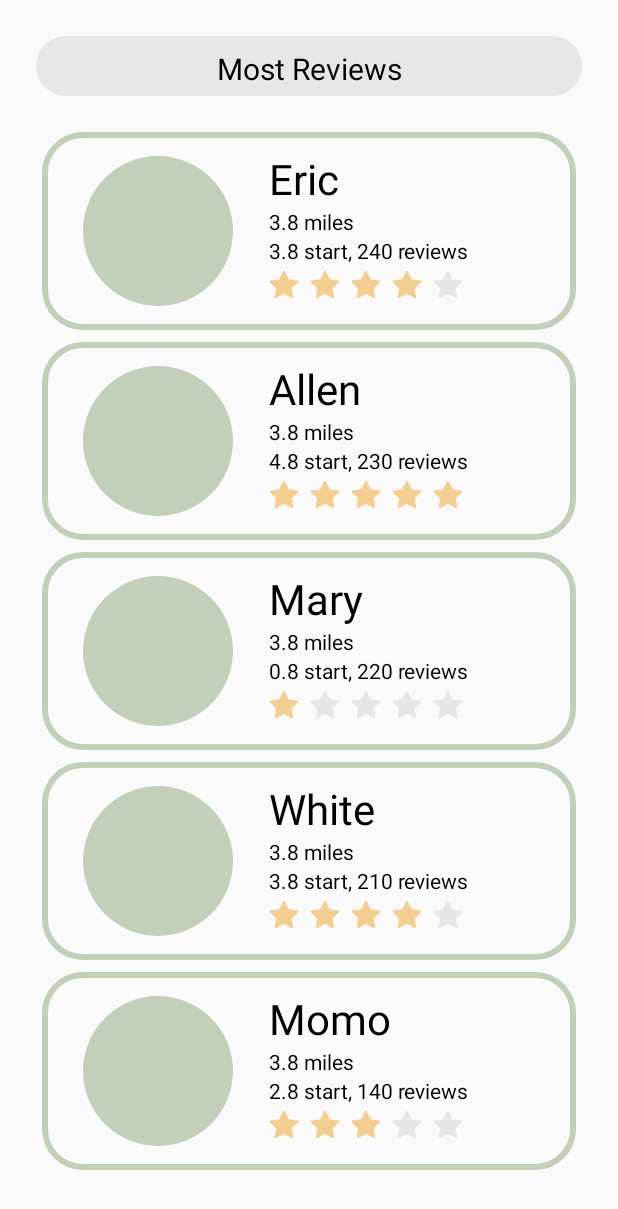
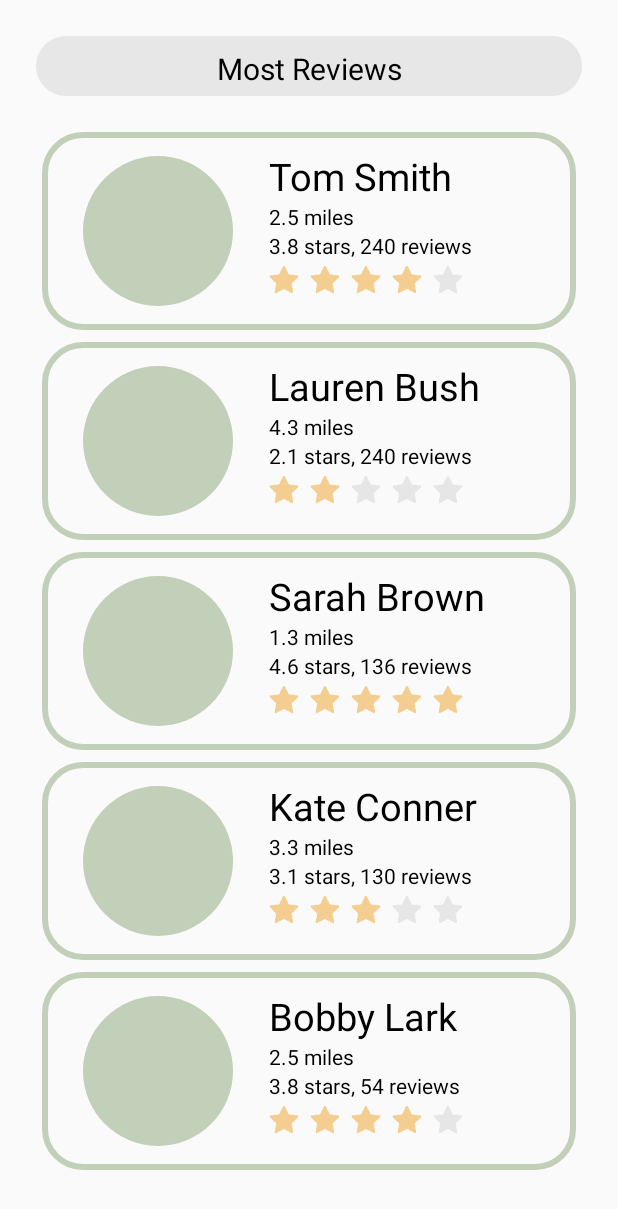
Before and after one commit to cardinalblue/PetPal, an Android app: the screen it shows after launch (MainActivity), after a tap on "Pet Owner", on a phone screen of 412 x 824 dp. Shown: the top 1209 px of the screen. Run offline under Robolectric (Android 15) with nearby library versions, the phone set to English and light mode, and no system bars; our stand-ins replace CircleImageView; Roboto replaces fonts that are not available here.

Commit message:
add sitter details

```diff
--- a/app/src/main/java/com/cardianlblue/petpal/Sitter.kt
+++ b/app/src/main/java/com/cardianlblue/petpal/Sitter.kt
@@ -1,3 +1,3 @@
 package com.cardianlblue.petpal
 
-class Sitter(val name: String, val distance: Float, val stars: Float, val reviews: Int)
+class Sitter(val name: String, val distance: Float, val stars: Float, val reviews: Int, val location: String, val bio: String, val review: String?=null)
--- a/app/src/main/java/com/cardianlblue/petpal/SitterAdapter.kt
+++ b/app/src/main/java/com/cardianlblue/petpal/SitterAdapter.kt
@@ -26,10 +26,10 @@ class SitterAdapter : RecyclerView.Adapter<SitterViewHolder>() {
         with(viewHolder) {
             textName.text = sitter.name
             textDistance.text = "${sitter.distance} miles"
-            textStar.text = "${sitter.stars} start, ${sitter.reviews} reviews"
+            textStar.text = "${sitter.stars} stars, ${sitter.reviews} reviews"
 
             for (s in 0..4) {
-                if (sitter.stars > s) {
+                if (sitter.stars > s + 0.5) {
                     imageArray[s].setImageResource(R.drawable.star_gold)
                 } else {
                     imageArray[s].setImageResource(R.drawable.star_silver)
--- a/app/src/main/java/com/cardianlblue/petpal/SitterRepository.kt
+++ b/app/src/main/java/com/cardianlblue/petpal/SitterRepository.kt
@@ -3,11 +3,11 @@ package com.cardianlblue.petpal
 class SitterRepository() {
 
     private val sitters = listOf(
-        Sitter("Eric", 3.8F, 3.8F, 240),
-        Sitter("Allen", 3.8F, 4.8F, 230),
-        Sitter("Mary", 3.8F, 0.8F, 220),
-        Sitter("White",3.8F, 3.8F, 210),
-        Sitter("Momo", 3.8F, 2.8F, 140)
+        Sitter("Tom Smith", 2.5F, 3.8F, 240,"Upper East Side, New York", "They call me the \"Dog Father\", I speak fluent dog language!", "“Sparky loved hanging out with Tom!” They had an amazing day at Central Park chasing squirrels.”"),
+        Sitter("Kate Conner", 3.3F, 3.1F, 130, "Upper West Side, New York ", "I can teach your dog many tricks, such as hand shake and play dead!"),
+        Sitter("Sarah Brown", 1.3F, 4.6F, 136, "Union Square, New York", "I was born to take care of dogs! They are my best friends :)"),
+        Sitter("Lauren Bush",4.3F, 2.1F, 240, "Brooklyn, New York", "Puppies love me"),
+        Sitter("Bobby Lark", 2.5F, 3.8F, 54, "Union Square, New York", "I will make sure your dog is well fed!")
     )
 
     fun getSitters(): List<Sitter> {
--- a/app/src/main/res/layout/item_sitter.xml
+++ b/app/src/main/res/layout/item_sitter.xml
@@ -22,7 +22,7 @@
     <TextView
             android:text="John"
             android:layout_marginStart="24dp"
-            android:textSize="28sp"
+            android:textSize="25sp"
             android:fontFamily="@font/baloo"
             android:textColor="#000000"
             app:layout_constraintStart_toEndOf="@id/imageAvatar"
```
